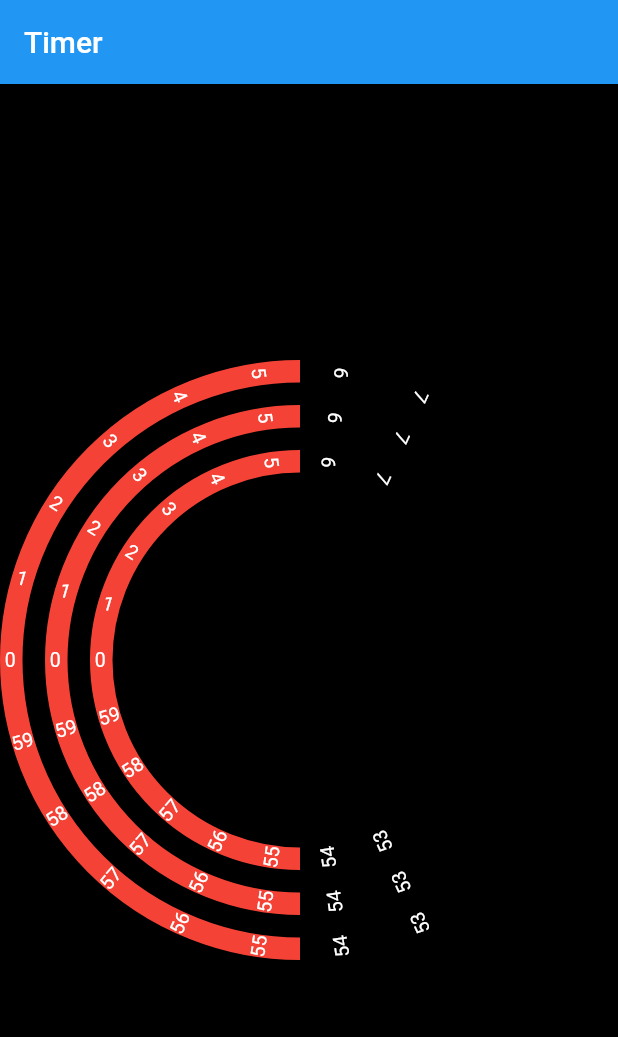
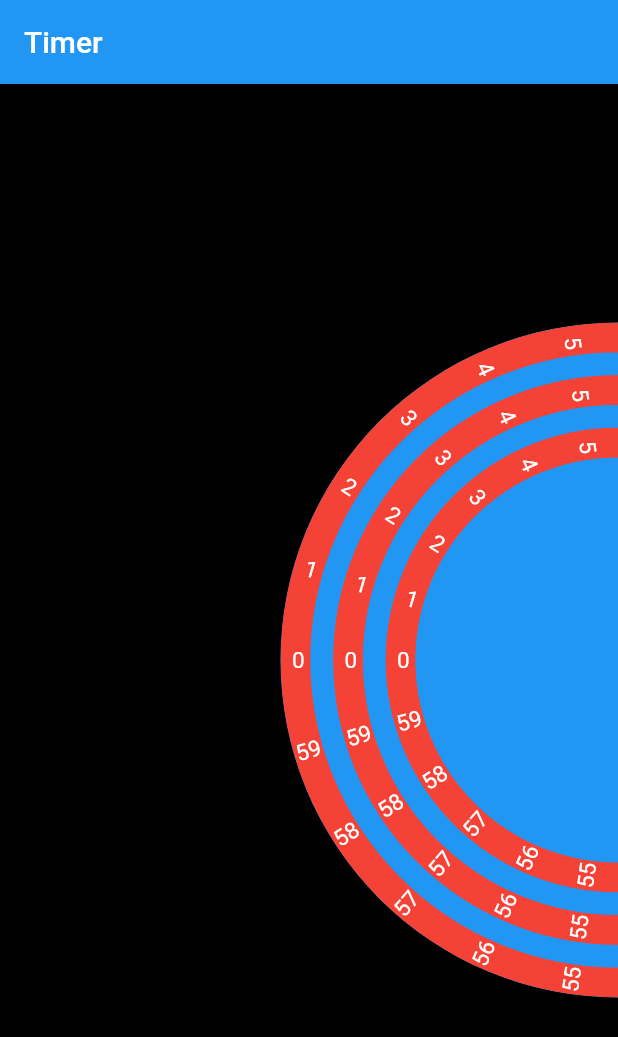
Before and after one commit to Adamad7/RoundTimer, a Flutter app: the screen it shows after launch, on a phone screen of 412 x 824 dp. Shown: the top 1037 px of the screen. Run offline on Flutter 3.47's test engine with Material 2 defaults, Android fonts, the phone set to English and light mode, and no system bars.

Commit message:
Created custom clipping path for dial

```diff
--- a/round_timer/lib/main.dart
+++ b/round_timer/lib/main.dart
@@ -49,28 +49,27 @@ class _MainScreenState extends State<MainScreen> {
       ),
       body: SizedBox.expand(
         child: Column(
-          crossAxisAlignment: CrossAxisAlignment.start,
+          crossAxisAlignment: CrossAxisAlignment.end,
           mainAxisAlignment: MainAxisAlignment.center,
           children: [
             SizedBox(
-              width: 200,
-              height: 400,
+              width: 300,
+              height: 500,
               child: Stack(alignment: Alignment.centerRight, children: [
                 ChangeNotifierProvider(
                   create: (context) => TimeDialModel(items: getNumbers(), numberOfVisibleItems: 11),
-                  child: const TimeDial(height: 400, width: 200),
+                  child: const TimeDial(height: 450),
                 ),
                 ChangeNotifierProvider(
                   create: (context) => TimeDialModel(items: getNumbers(), numberOfVisibleItems: 11),
-                  child: const TimeDial(height: 340, width: 170),
+                  child: const TimeDial(height: 380),
                 ),
                 ChangeNotifierProvider(
                   create: (context) => TimeDialModel(items: getNumbers(), numberOfVisibleItems: 11),
-                  child: const TimeDial(height: 280, width: 140),
+                  child: const TimeDial(height: 310),
                 ),
               ]),
-            )
-            // TimeDial(height: 400, width: 200),
+            ),
           ],
         ),
       ),
@@ -80,7 +79,7 @@ class _MainScreenState extends State<MainScreen> {
 }
 
 class TimeDial extends StatefulWidget {
-  const TimeDial({super.key, required this.width, required this.height});
+  const TimeDial({super.key, required this.height}) : width = height / 2;
   final double width;
   final double height;
 
@@ -89,36 +88,7 @@ class TimeDial extends StatefulWidget {
 }
 
 class _TimeDialState extends State<TimeDial> with SingleTickerProviderStateMixin {
-  // List<String> getNumbers() {
-  //   List<String> numbers = [];
-  //   for (int i = 0; i < 10; i++) {
-  //     numbers.add(" ${i.toString()}");
-  //   }
-  //   for (int i = 10; i < 60; i++) {
-  //     numbers.add(i.toString());
-  //   }
-  //   return numbers;
-  // }
-
   late TimeDialModel dialModel;
-  // final int numberOfVisibleNumbers = 7;
-  // late final anglePerNumber = pi / numberOfVisibleNumbers;
-  // int selectedItem = 0;
-  // late final int additionalItemsBuffer = 2;
-  // late List<String> visibleItems =
-  //     List.filled(numberOfVisibleNumbers + 2 * additionalItemsBuffer, '0');
-
-  // void getVisibleNumbers() {
-  //   List<String> allNumbers = getNumbers();
-
-  //   var startIndex = selectedItem - numberOfVisibleNumbers ~/ 2;
-  //   startIndex -= additionalItemsBuffer;
-  //   for (int i = 0; i < numberOfVisibleNumbers + 2 * additionalItemsBuffer; i++) {
-  //     visibleItems[i] = allNumbers[(startIndex + i) % allNumbers.length];
-  //   }
-  // }
-
-  // double angle = 0;
   late AnimationController controller;
   late Animation<double> animation;
 
@@ -127,31 +97,18 @@ class _TimeDialState extends State<TimeDial> with SingleTickerProviderStateMixin
     super.initState();
     controller = AnimationController(duration: const Duration(milliseconds: 100), vsync: this);
     dialModel = Provider.of<TimeDialModel>(context, listen: false);
-    // getVisibleNumbers();
   }
 
   void animateToClosestNumber() {
-    // double closestAngle = 0;
-    // if (angle > anglePerNumber / 2) {
-    //   closestAngle = anglePerNumber;
-    //   selectedItem = (selectedItem + 1) % 60;
-    // } else if (angle < -anglePerNumber / 2) {
-    //   closestAngle = -anglePerNumber;
-    //   selectedItem = (selectedItem - 1) % 60;
-    // }
-
     animation =
         Tween<double>(begin: dialModel.angle, end: dialModel.closestAngle).animate(controller)
           ..addListener(() {
             dialModel.angle = animation.value;
-            // setState(() {
-            // });
           })
           ..addStatusListener((status) {
             if (status == AnimationStatus.completed) {
               dialModel.getVisibleNumbers();
               dialModel.angle = 0;
-              // setState(() {});
             }
           });
     controller.reset();
@@ -167,33 +124,22 @@ class _TimeDialState extends State<TimeDial> with SingleTickerProviderStateMixin
         decoration: const BoxDecoration(
           borderRadius:
               BorderRadius.only(topLeft: Radius.circular(360), bottomLeft: Radius.circular(360)),
+          color: Colors.blue,
         ),
+        child: ClipPath(
+          clipper: DialClipper(dialWidth: 20),
           child: GestureDetector(
             onPanUpdate: (details) {
               dialModel.addAngle((details.delta.dy -
                       (details.localPosition.dy > widget.height / 2 ? -1 : 1) * details.delta.dx) /
                   widget.width);
-            // angle += (details.delta.dy -
-            //         (details.localPosition.dy > widget.height / 2 ? -1 : 1) * details.delta.dx) /
-            //     widget.width;
-            // if (angle >= anglePerNumber) {
-            //   angle = 0;
-            //   selectedItem = (selectedItem + 1) % 60;
-            //   getVisibleNumbers();
-            // } else if (angle <= -anglePerNumber) {
-            //   angle = 0;
-            //   selectedItem = (selectedItem - 1) % 60;
-            //   getVisibleNumbers();
-            // }
-
-            // setState(() {});
             },
             onPanEnd: (details) => animateToClosestNumber(),
             child: Stack(
               children: [
                 CustomPaint(
                   size: Size(widget.width, widget.height),
-                painter: DialBackgroundPainter(color: Colors.red, width: 15),
+                  painter: DialBackgroundPainter(color: Colors.red, width: 20),
                 ),
                 Consumer<TimeDialModel>(
                   builder: (context, model, child) {
@@ -203,11 +149,13 @@ class _TimeDialState extends State<TimeDial> with SingleTickerProviderStateMixin
                           numbers: model.visibleItems,
                           angle: model.angle,
                           leftHanded: false,
-                        anglePerNumber: model.anglePerItem),
+                          anglePerNumber: model.anglePerItem,
+                          dialWidth: 20),
                     );
                   },
                 ),
               ],
+            ),
           ),
         ));
   }
@@ -218,11 +166,13 @@ class DialNumbersPainter extends CustomPainter {
       {required this.numbers,
       required this.angle,
       this.leftHanded = false,
-      required this.anglePerNumber});
+      required this.anglePerNumber,
+      required this.dialWidth});
   final double angle;
   final List<String> numbers;
   final bool leftHanded;
   final double anglePerNumber;
+  final double dialWidth;
   @override
   bool shouldRepaint(covariant CustomPainter oldDelegate) {
     return angle != (oldDelegate as DialNumbersPainter).angle;
@@ -230,7 +180,7 @@ class DialNumbersPainter extends CustomPainter {
 
   @override
   void paint(Canvas canvas, Size size) {
-    const textStyle = TextStyle(color: Colors.white, fontSize: 13);
+    const textStyle = TextStyle(color: Colors.white, fontSize: 15);
     final textPainter = TextPainter(textDirection: TextDirection.ltr);
     canvas.translate(size.width, size.height / 2);
     canvas.rotate(-pi / 2 - angle + anglePerNumber / 2 - anglePerNumber * 2);
@@ -239,8 +189,8 @@ class DialNumbersPainter extends CustomPainter {
       textPainter.text = TextSpan(text: numbers[i], style: textStyle);
       textPainter.layout();
 
-      final textOffset = Offset(
-          textPainter.width / 2 - textPainter.width / 2, size.height / 2 - textPainter.height / 2);
+      final textOffset =
+          Offset((dialWidth - textPainter.width) / 2, size.height / 2 - textPainter.height / 2);
       textPainter.paint(canvas, textOffset);
       canvas.translate(size.width, size.height / 2);
       canvas.rotate(anglePerNumber);
@@ -277,3 +227,40 @@ class DialBackgroundPainter extends CustomPainter {
     return false;
   }
 }
+
+class DialClipper extends CustomClipper<Path> {
+  DialClipper({required this.dialWidth});
+  final double dialWidth;
+  @override
+  Path getClip(Size size) {
+    Path path = Path();
+    path.moveTo(size.width, size.height - dialWidth);
+    path.lineTo(size.width, size.height);
+    path.arcTo(
+        Rect.fromCenter(
+            center: Offset(size.width, size.height / 2),
+            width: size.width * 2,
+            height: size.height),
+        0.5 * pi,
+        pi,
+        true);
+    path.moveTo(size.width, 0);
+    path.lineTo(size.width, dialWidth);
+
+    path.arcTo(
+        Rect.fromCenter(
+            center: Offset(size.width, size.height / 2),
+            width: size.width * 2 - dialWidth * 2,
+            height: size.height - dialWidth * 2),
+        1.5 * pi,
+        -pi,
+        true);
+
+    return path;
+  }
+
+  @override
+  bool shouldReclip(covariant CustomClipper<Path> oldClipper) {
+    return false;
+  }
+}
```
Lines whose indentation alone changed are shown as unchanged.
